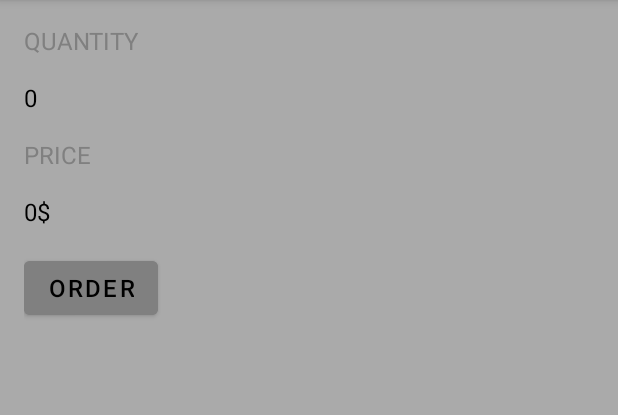
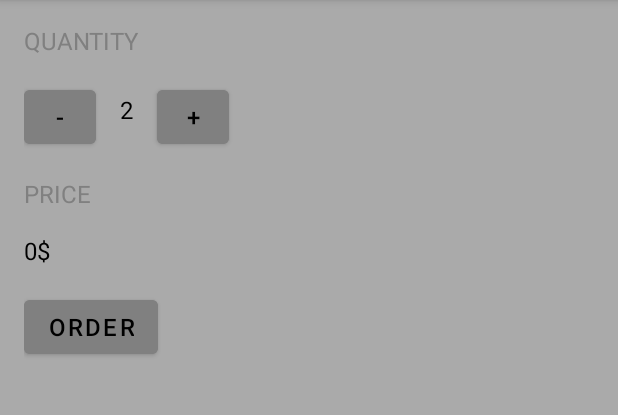
Before and after one commit to NarutoBratishka/Android-cost-calculator, an Android app: the screen it shows after launch (MainActivity), on a phone screen of 412 x 824 dp, the part 84-499 px from its top. Run offline under Robolectric (Android 15) with nearby library versions, the phone set to English and light mode, and no system bars.

Commit message:
add plus/minus buttons

```diff
--- a/app/src/main/java/com/example/android/justjava/MainActivity.java
+++ b/app/src/main/java/com/example/android/justjava/MainActivity.java
@@ -24,8 +24,9 @@ public class MainActivity extends AppCompatActivity {
      This method is called when the order button is clicked.
      */
     public void submitOrder(View view) {
-        display(1);
-        displayPrice(1);
+        int coffeeCount = 2;
+        display(coffeeCount);
+        displayPrice(coffeeCount * 5);
     }
     /**
 
@@ -41,6 +42,16 @@ public class MainActivity extends AppCompatActivity {
      */
     private void displayPrice(int number) {
         TextView priceTextView = (TextView) findViewById(R.id.price_text_view);
-        priceTextView.setText(NumberFormat.getCurrencyInstance().format(number));
+//        priceTextView.setText(NumberFormat.getCurrencyInstance().format(number));
+        priceTextView.setText("$" + number);
+    }
+
+    public void increment(View view) {
+        TextView quantityTextView = (TextView) findViewById(R.id.quantity_text_view);
+        quantityTextView.setText("3");
+    }
+
+    public void decrement(View view) {
+        display(1);
     }
 }
--- a/app/src/main/res/layout/activity_main.xml
+++ b/app/src/main/res/layout/activity_main.xml
@@ -19,28 +19,57 @@
         android:textColor="@android:color/tertiary_text_dark"
         android:textSize="16sp" />
 
+    <Button
+        android:id="@+id/minus_button"
+        android:layout_width="48dp"
+        android:layout_height="48dp"
+        android:text="@string/minus"
+        android:layout_below="@id/quantity_word"
+        android:backgroundTint="@android:color/tertiary_text_dark"
+        android:textColor="@android:color/black"
+        android:textSize="16sp"
+        android:layout_marginRight="16dp"
+        android:layout_marginBottom="16dp"
+        android:onClick="decrement"/>
+
     <TextView
         android:id="@+id/quantity_text_view"
         android:layout_width="wrap_content"
         android:layout_height="wrap_content"
         android:layout_below="@id/quantity_word"
+        android:layout_toRightOf="@id/minus_button"
+        android:layout_marginTop="8dp"
         android:layout_marginBottom="16dp"
+        android:layout_marginRight="16dp"
         android:text="@string/quantity_text"
         android:textColor="@color/black"
         android:textSize="16sp" />
+
+    <Button
+        android:id="@+id/plus_button"
+        android:layout_width="48dp"
+        android:layout_height="48dp"
+        android:text="@string/plus_button"
+        android:layout_below="@id/quantity_word"
+        android:layout_toRightOf="@id/quantity_text_view"
+        android:backgroundTint="@android:color/tertiary_text_dark"
+        android:textColor="@android:color/black"
+        android:textSize="16sp"
+        android:layout_marginRight="16dp"
+        android:layout_marginBottom="16dp"
+        android:onClick="increment"/>
 
     <TextView
         android:id="@+id/price_word"
         android:layout_width="wrap_content"
         android:layout_height="wrap_content"
         android:layout_alignParentLeft="true"
-        android:layout_below="@id/quantity_text_view"
+        android:layout_below="@id/minus_button"
         android:layout_marginBottom="16dp"
         android:text="@string/price_word"
         android:textAllCaps="true"
         android:textColor="@android:color/tertiary_text_dark"
-        android:textSize="16sp"
-        android:onClick="submitOrder"/>
+        android:textSize="16sp"/>
 
     <TextView
         android:id="@+id/price_text_view"
--- a/app/src/main/res/values/strings.xml
+++ b/app/src/main/res/values/strings.xml
@@ -1,8 +1,10 @@
 <resources>
     <string name="app_name">Just Java</string>
     <string name="quantity_word">Quantity</string>
-    <string name="quantity_text">0</string>
+    <string name="quantity_text">2</string>
     <string name="button_text">ORDER</string>
     <string name="price_word">price</string>
     <string name="price_text">0$</string>
+    <string name="minus">-</string>
+    <string name="plus_button">+</string>
 </resources>
```
